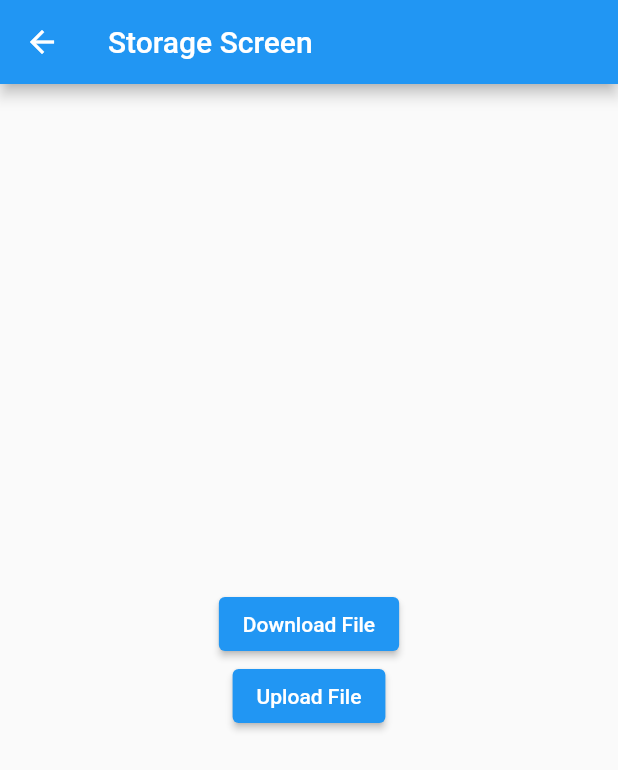
After one commit to PhucLam1757/bloc_firebase, a Flutter app: the StorageScreen screen opened directly, after a tap on "Upload File", on a phone screen of 412 x 824 dp. The commit adds this screen. Shown: the top 770 px of the screen. Run offline on Flutter 3.47's test engine with Material 2 defaults, Android fonts, the phone set to English and light mode, and no system bars; our stand-ins replace cloud_firestore, firebase_auth, firebase_core, firebase_storage, permission_handler; accounts and stored records are empty; network calls fail.

Commit message:
add Firebase StorageScreen.dart

```diff
--- /dev/null
+++ b/lib/StorageScreen.dart
@@ -0,0 +1,119 @@
+
+
+import 'dart:io';
+
+import 'package:firebase_auth/firebase_auth.dart';
+import 'package:firebase_storage/firebase_storage.dart';
+import 'package:flutter/material.dart';
+import 'package:permission_handler/permission_handler.dart';
+
+class StorageScreen extends StatefulWidget {
+  @override
+  State<StorageScreen> createState() => _StorageScreenState();
+}
+
+class _StorageScreenState extends State<StorageScreen> {
+  final storageRef = FirebaseStorage.instance.ref();
+
+  String _downloadImageUrl = '';
+
+  @override
+  Widget build(BuildContext context) {
+
+    User? firebaseUser =  FirebaseAuth.instance.currentUser;
+
+    String? email = firebaseUser?.email;
+
+    print('Email: $email');
+
+    return Scaffold(
+      appBar: AppBar(
+        title: Text('Storage Screen'),
+      ),
+      body: Center(
+          child: Column(
+            crossAxisAlignment: CrossAxisAlignment.center,
+            mainAxisAlignment: MainAxisAlignment.center,
+            children: [
+              ElevatedButton(
+                onPressed: () async {
+                  final imageRef = storageRef.child("flutter17/buoi15/banner_2022_flutter.jpg");
+
+                  _downloadImageUrl = await imageRef.getDownloadURL();
+
+                  setState(() {});
+                },
+                child: Text('Download File'),
+              ),
+              ElevatedButton(
+                onPressed: () async {
+
+                  // chon file trong bo nho thiet bij
+
+                  String testFilePath = "/storage/emulated/0/Pictures/LatestShare.jpg";
+
+                  if (await Permission.storage.request().isGranted) {
+                    upLoadImageFileFromAndroidStorage(testFilePath);
+
+                    return;
+                  }
+
+// You can request multiple permissions at once.
+                  Map<Permission, PermissionStatus> statuses = await [
+                    Permission.storage,
+                  ].request();
+
+                  if (statuses[Permission.storage] == PermissionStatus.granted) {
+                    upLoadImageFileFromAndroidStorage(testFilePath);
+                  }
+
+                },
+                child: Text('Upload File'),
+              ),
+              if (_downloadImageUrl != '') Image.network(_downloadImageUrl),
+            ],
+          )),
+    );
+
+  }
+
+  void upLoadImageFileFromAndroidStorage (String _filePath) {
+    //final appDocDir = await getExternalStorageDirectory();
+    String filePath = _filePath;
+    final file = File(filePath);
+
+    //
+// Create the file metadata
+    //final metadata = SettableMetadata(contentType: "image/png");
+
+// Upload file and metadata to the path 'images/mountains.jpg'
+    final uploadTask = storageRef
+        .child("anh/anh_up_len2.jpg")
+        .putFile(file);
+
+// Listen for state changes, errors, and completion of the upload.
+    uploadTask.snapshotEvents.listen((TaskSnapshot taskSnapshot) {
+      switch (taskSnapshot.state) {
+        case TaskState.running:
+          final progress = 100.0 *
+              (taskSnapshot.bytesTransferred /
+                  taskSnapshot.totalBytes);
+          print("Upload is $progress% complete.");
+          break;
+        case TaskState.paused:
+          print("Upload is paused.");
+          break;
+        case TaskState.canceled:
+          print("Upload was canceled");
+          break;
+        case TaskState.error:
+        // Handle unsuccessful uploads
+          break;
+        case TaskState.success:
+        // Handle successful uploads on complete
+        // ...
+          break;
+      }
+    });
+  }
+}
--- a/lib/main.dart
+++ b/lib/main.dart
@@ -2,6 +2,7 @@ import 'package:firebase_auth/firebase_auth.dart';
 import 'package:firebase_core/firebase_core.dart';
 import 'package:flutter/material.dart';
 import 'package:flutter18_firebase/AddUser.dart';
+import 'package:flutter18_firebase/StorageScreen.dart';
 import 'package:flutter18_firebase/UserInformation.dart';
 
 import 'firebase_options.dart';
@@ -129,7 +130,7 @@ class _MyHomePageState extends State<MyHomePage> {
                 print('Sign in successfully - UserCredential ${userCredential.user?.email}');
 
                 Navigator.push(context, MaterialPageRoute(builder: (_context) {
-                  return UserInformation();
+                  return StorageScreen();
                 }));
 
               } on FirebaseAuthException catch (e) {
--- a/pubspec.yaml
+++ b/pubspec.yaml
@@ -38,6 +38,9 @@ dependencies:
   firebase_analytics: ^9.3.4
   firebase_auth: ^3.8.0
   cloud_firestore: ^3.4.7
+  firebase_storage: ^10.3.8
+  permission_handler: ^10.0.0
+  path_provider: ^2.0.11
 
 dev_dependencies:
   flutter_test:
```
